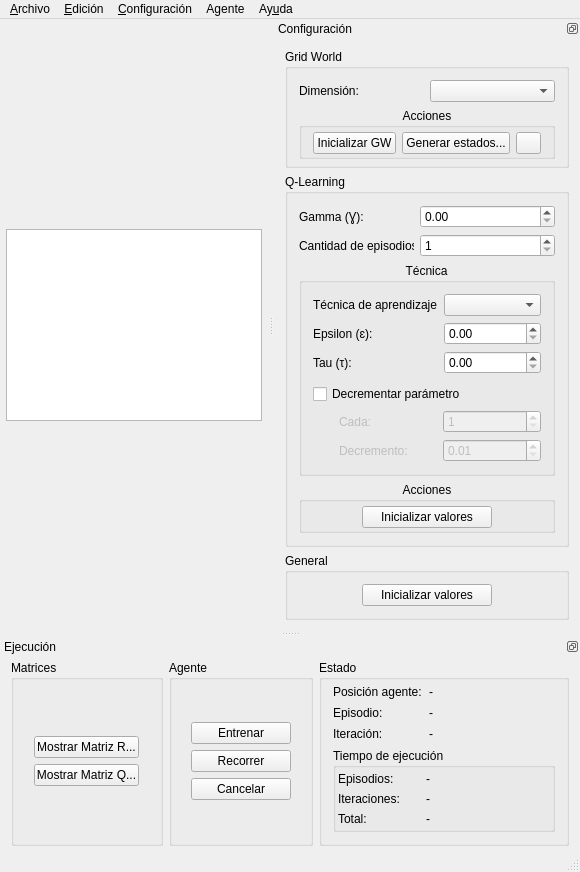
This is gui/qt/IA2013TPIRLGUI/mainwindow.ui in ssebastianj/ia2013-tpi-rl as Qt 5 draws it before an edit. The edited form follows.
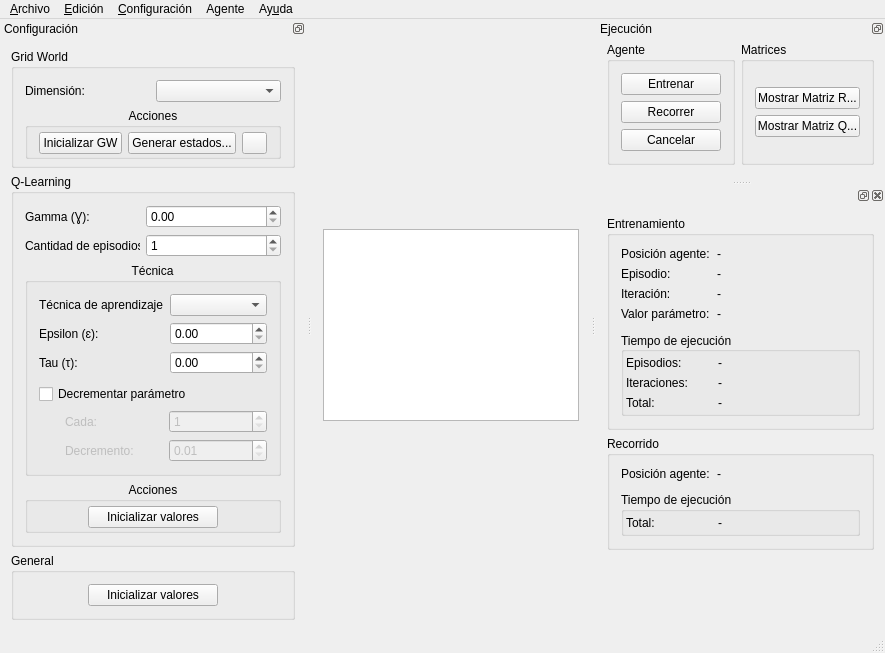
This is the edited form. Icons and pictures are not drawn.

Diff of the .ui file:
```diff
--- a/gui/qt/IA2013TPIRLGUI/mainwindow.ui
+++ b/gui/qt/IA2013TPIRLGUI/mainwindow.ui
@@ -7,8 +7,8 @@
    <rect>
     <x>0</x>
     <y>0</y>
-    <width>553</width>
-    <height>794</height>
+    <width>821</width>
+    <height>583</height>
    </rect>
   </property>
   <property name="windowTitle">
@@ -19,11 +19,8 @@
     <normaloff>:/:iconos/LogoUTN</normaloff>:/:iconos/LogoUTN</iconset>
   </property>
   <widget class="QWidget" name="centralWidget">
-   <layout class="QGridLayout" name="gridLayout_6">
-    <property name="margin">
-     <number>6</number>
-    </property>
-    <item row="0" column="1">
+   <layout class="QGridLayout" name="gridLayout_14">
+    <item row="0" column="0">
      <widget class="QTableWidget" name="tblGridWorld">
       <property name="sizePolicy">
        <sizepolicy hsizetype="Fixed" vsizetype="Fixed">
@@ -60,32 +57,6 @@
       </property>
      </widget>
     </item>
-    <item row="0" column="0">
-     <spacer name="horizontalSpacer_2">
-      <property name="orientation">
-       <enum>Qt::Horizontal</enum>
-      </property>
-      <property name="sizeHint" stdset="0">
-       <size>
-        <width>40</width>
-        <height>20</height>
-       </size>
-      </property>
-     </spacer>
-    </item>
-    <item row="0" column="2">
-     <spacer name="horizontalSpacer_5">
-      <property name="orientation">
-       <enum>Qt::Horizontal</enum>
-      </property>
-      <property name="sizeHint" stdset="0">
-       <size>
-        <width>40</width>
-        <height>20</height>
-       </size>
-      </property>
-     </spacer>
-    </item>
    </layout>
   </widget>
   <widget class="QMenuBar" name="menuBar">
@@ -93,7 +64,7 @@
     <rect>
      <x>0</x>
      <y>0</y>
-     <width>553</width>
+     <width>821</width>
      <height>21</height>
     </rect>
    </property>
@@ -159,7 +130,7 @@
     <string>Configuración</string>
    </property>
    <attribute name="dockWidgetArea">
-    <number>2</number>
+    <number>1</number>
    </attribute>
    <widget class="QWidget" name="dockWidgetContents">
     <layout class="QGridLayout" name="gridLayout_5">
@@ -681,7 +652,7 @@
     <string>Ejecución</string>
    </property>
    <attribute name="dockWidgetArea">
-    <number>8</number>
+    <number>2</number>
    </attribute>
    <widget class="QWidget" name="dockWidgetContents_4">
     <layout class="QGridLayout" name="gridLayout_20">
@@ -691,13 +662,13 @@
      <property name="bottomMargin">
       <number>4</number>
      </property>
-     <item row="0" column="0">
+     <item row="0" column="1">
       <widget class="QGroupBox" name="gbMatrices">
        <property name="title">
         <string>Matrices</string>
        </property>
        <layout class="QGridLayout" name="gridLayout_19">
-        <item row="0" column="1">
+        <item row="0" column="0">
          <layout class="QVBoxLayout" name="verticalLayout_2">
           <item>
            <widget class="QPushButton" name="btnMostrarMatrizR">
@@ -733,42 +704,16 @@
           </item>
          </layout>
         </item>
-        <item row="0" column="0">
-         <spacer name="horizontalSpacer_11">
-          <property name="orientation">
-           <enum>Qt::Horizontal</enum>
-          </property>
-          <property name="sizeHint" stdset="0">
-           <size>
-            <width>15</width>
-            <height>20</height>
-           </size>
-          </property>
-         </spacer>
-        </item>
-        <item row="0" column="2">
-         <spacer name="horizontalSpacer_12">
-          <property name="orientation">
-           <enum>Qt::Horizontal</enum>
-          </property>
-          <property name="sizeHint" stdset="0">
-           <size>
-            <width>15</width>
-            <height>20</height>
-           </size>
-          </property>
-         </spacer>
-        </item>
        </layout>
       </widget>
      </item>
-     <item row="0" column="1">
+     <item row="0" column="0">
       <widget class="QGroupBox" name="gbAgente">
        <property name="title">
         <string>Agente</string>
        </property>
        <layout class="QGridLayout" name="gridLayout_18">
-        <item row="0" column="1">
+        <item row="0" column="0">
          <layout class="QVBoxLayout" name="verticalLayout">
           <item>
            <widget class="QPushButton" name="btnEntrenar">
@@ -832,148 +777,45 @@
           </item>
          </layout>
         </item>
-        <item row="0" column="0">
-         <spacer name="horizontalSpacer_3">
-          <property name="orientation">
-           <enum>Qt::Horizontal</enum>
-          </property>
-          <property name="sizeHint" stdset="0">
-           <size>
-            <width>15</width>
-            <height>20</height>
-           </size>
-          </property>
-         </spacer>
-        </item>
-        <item row="0" column="2">
-         <spacer name="horizontalSpacer_4">
-          <property name="orientation">
-           <enum>Qt::Horizontal</enum>
-          </property>
-          <property name="sizeHint" stdset="0">
-           <size>
-            <width>15</width>
-            <height>20</height>
-           </size>
-          </property>
-         </spacer>
-        </item>
        </layout>
       </widget>
      </item>
-     <item row="0" column="2">
-      <widget class="QGroupBox" name="gbEstadoEjecucion">
-       <property name="minimumSize">
+     <item row="1" column="1">
+      <spacer name="verticalSpacer_2">
+       <property name="orientation">
+        <enum>Qt::Vertical</enum>
+       </property>
+       <property name="sizeHint" stdset="0">
         <size>
-         <width>250</width>
+         <width>0</width>
          <height>0</height>
         </size>
        </property>
+      </spacer>
+     </item>
+    </layout>
+   </widget>
+  </widget>
+  <widget class="QDockWidget" name="dockWidget_3">
+   <attribute name="dockWidgetArea">
+    <number>2</number>
+   </attribute>
+   <widget class="QWidget" name="dockWidgetContents_3">
+    <layout class="QGridLayout" name="gridLayout_15">
+     <item row="0" column="0">
+      <widget class="QGroupBox" name="gbEntrenamiento">
        <property name="title">
-        <string>Estado</string>
+        <string>Entrenamiento</string>
        </property>
        <layout class="QGridLayout" name="gridLayout_3">
-        <property name="topMargin">
-         <number>5</number>
-        </property>
-        <property name="verticalSpacing">
-         <number>7</number>
-        </property>
-        <item row="0" column="0">
-         <layout class="QHBoxLayout" name="horizontalLayout_2">
-          <item>
-           <widget class="QLabel" name="label_4">
-            <property name="sizePolicy">
-             <sizepolicy hsizetype="Fixed" vsizetype="Preferred">
-              <horstretch>0</horstretch>
-              <verstretch>0</verstretch>
-             </sizepolicy>
-            </property>
-            <property name="minimumSize">
-             <size>
-              <width>90</width>
-              <height>0</height>
-             </size>
-            </property>
-            <property name="text">
-             <string>Posición agente:</string>
-            </property>
-           </widget>
-          </item>
-          <item>
-           <widget class="QLabel" name="lblEstadoActual">
-            <property name="text">
-             <string>-</string>
-            </property>
-           </widget>
-          </item>
-         </layout>
-        </item>
-        <item row="2" column="0">
-         <layout class="QHBoxLayout" name="horizontalLayout_5">
-          <item>
-           <widget class="QLabel" name="label_9">
-            <property name="sizePolicy">
-             <sizepolicy hsizetype="Fixed" vsizetype="Preferred">
-              <horstretch>0</horstretch>
-              <verstretch>0</verstretch>
-             </sizepolicy>
-            </property>
-            <property name="minimumSize">
-             <size>
-              <width>90</width>
-              <height>0</height>
-             </size>
-            </property>
-            <property name="text">
-             <string>Iteración:</string>
-            </property>
-           </widget>
-          </item>
-          <item>
-           <widget class="QLabel" name="lblNroIteracion">
-            <property name="text">
-             <string>-</string>
-            </property>
-           </widget>
-          </item>
-         </layout>
-        </item>
-        <item row="1" column="0">
-         <layout class="QHBoxLayout" name="horizontalLayout_4">
-          <item>
-           <widget class="QLabel" name="label_7">
-            <property name="sizePolicy">
-             <sizepolicy hsizetype="Fixed" vsizetype="Preferred">
-              <horstretch>0</horstretch>
-              <verstretch>0</verstretch>
-             </sizepolicy>
-            </property>
-            <property name="minimumSize">
-             <size>
-              <width>90</width>
-              <height>0</height>
-             </size>
-            </property>
-            <property name="text">
-             <string>Episodio:</string>
-            </property>
-           </widget>
-          </item>
-          <item>
-           <widget class="QLabel" name="lblNroEpisodio">
-            <property name="text">
-             <string>-</string>
-            </property>
-           </widget>
-          </item>
-         </layout>
-        </item>
-        <item row="3" column="0">
-         <widget class="QGroupBox" name="groupBox_3">
+        <item row="5" column="0">
+         <widget class="QGroupBox" name="gbEntExecTime">
           <property name="title">
            <string>Tiempo de ejecución</string>
           </property>
+          <property name="alignment">
+           <set>Qt::AlignLeading|Qt::AlignLeft|Qt::AlignVCenter</set>
+          </property>
           <property name="flat">
            <bool>true</bool>
           </property>
@@ -1002,7 +844,7 @@
                </property>
                <property name="minimumSize">
                 <size>
-                 <width>82</width>
+                 <width>86</width>
                  <height>0</height>
                 </size>
                </property>
@@ -1038,7 +880,7 @@
                </property>
                <property name="minimumSize">
                 <size>
-                 <width>82</width>
+                 <width>86</width>
                  <height>0</height>
                 </size>
                </property>
@@ -1074,7 +916,7 @@
                </property>
                <property name="minimumSize">
                 <size>
-                 <width>82</width>
+                 <width>86</width>
                  <height>0</height>
                 </size>
                </property>
@@ -1101,11 +943,262 @@
           </layout>
          </widget>
         </item>
+        <item row="3" column="0">
+         <layout class="QHBoxLayout" name="horizontalLayout_12">
+          <item>
+           <widget class="QLabel" name="label_10">
+            <property name="sizePolicy">
+             <sizepolicy hsizetype="Fixed" vsizetype="Preferred">
+              <horstretch>0</horstretch>
+              <verstretch>0</verstretch>
+             </sizepolicy>
+            </property>
+            <property name="minimumSize">
+             <size>
+              <width>90</width>
+              <height>0</height>
+             </size>
+            </property>
+            <property name="text">
+             <string>Valor parámetro:</string>
+            </property>
+           </widget>
+          </item>
+          <item>
+           <widget class="QLabel" name="lblEntValParametro">
+            <property name="text">
+             <string>-</string>
+            </property>
+           </widget>
+          </item>
+         </layout>
+        </item>
+        <item row="1" column="0">
+         <layout class="QHBoxLayout" name="horizontalLayout_4">
+          <item>
+           <widget class="QLabel" name="label_7">
+            <property name="sizePolicy">
+             <sizepolicy hsizetype="Fixed" vsizetype="Preferred">
+              <horstretch>0</horstretch>
+              <verstretch>0</verstretch>
+             </sizepolicy>
+            </property>
+            <property name="minimumSize">
+             <size>
+              <width>90</width>
+              <height>0</height>
+             </size>
+            </property>
+            <property name="text">
+             <string>Episodio:</string>
+            </property>
+           </widget>
+          </item>
+          <item>
+           <widget class="QLabel" name="lblEntNroEpisodio">
+            <property name="text">
+             <string>-</string>
+            </property>
+           </widget>
+          </item>
+         </layout>
+        </item>
+        <item row="0" column="0">
+         <layout class="QHBoxLayout" name="horizontalLayout_2">
+          <item>
+           <widget class="QLabel" name="label_4">
+            <property name="sizePolicy">
+             <sizepolicy hsizetype="Fixed" vsizetype="Preferred">
+              <horstretch>0</horstretch>
+              <verstretch>0</verstretch>
+             </sizepolicy>
+            </property>
+            <property name="minimumSize">
+             <size>
+              <width>90</width>
+              <height>0</height>
+             </size>
+            </property>
+            <property name="text">
+             <string>Posición agente:</string>
+            </property>
+           </widget>
+          </item>
+          <item>
+           <widget class="QLabel" name="lblEntEstadoActual">
+            <property name="text">
+             <string>-</string>
+            </property>
+           </widget>
+          </item>
+         </layout>
+        </item>
+        <item row="2" column="0">
+         <layout class="QHBoxLayout" name="horizontalLayout_5">
+          <item>
+           <widget class="QLabel" name="label_9">
+            <property name="sizePolicy">
+             <sizepolicy hsizetype="Fixed" vsizetype="Preferred">
+              <horstretch>0</horstretch>
+              <verstretch>0</verstretch>
+             </sizepolicy>
+            </property>
+            <property name="minimumSize">
+             <size>
+              <width>90</width>
+              <height>0</height>
+             </size>
+            </property>
+            <property name="text">
+             <string>Iteración:</string>
+            </property>
+           </widget>
+          </item>
+          <item>
+           <widget class="QLabel" name="lblEntNroIteracion">
+            <property name="text">
+             <string>-</string>
+            </property>
+           </widget>
+          </item>
+         </layout>
+        </item>
+        <item row="4" column="0">
+         <spacer name="verticalSpacer_4">
+          <property name="orientation">
+           <enum>Qt::Vertical</enum>
+          </property>
+          <property name="sizeType">
+           <enum>QSizePolicy::Fixed</enum>
+          </property>
+          <property name="sizeHint" stdset="0">
+           <size>
+            <width>20</width>
+            <height>5</height>
+           </size>
+          </property>
+         </spacer>
+        </item>
        </layout>
       </widget>
      </item>
-     <item row="1" column="1">
-      <spacer name="verticalSpacer_2">
+     <item row="1" column="0">
+      <widget class="QGroupBox" name="gbRecorrido">
+       <property name="title">
+        <string>Recorrido</string>
+       </property>
+       <layout class="QGridLayout" name="gridLayout_16">
+        <item row="0" column="0">
+         <layout class="QHBoxLayout" name="horizontalLayout_13">
+          <item>
+           <widget class="QLabel" name="label_6">
+            <property name="sizePolicy">
+             <sizepolicy hsizetype="Fixed" vsizetype="Preferred">
+              <horstretch>0</horstretch>
+              <verstretch>0</verstretch>
+             </sizepolicy>
+            </property>
+            <property name="minimumSize">
+             <size>
+              <width>90</width>
+              <height>0</height>
+             </size>
+            </property>
+            <property name="text">
+             <string>Posición agente:</string>
+            </property>
+           </widget>
+          </item>
+          <item>
+           <widget class="QLabel" name="lblRecEstadoActual">
+            <property name="text">
+             <string>-</string>
+            </property>
+           </widget>
+          </item>
+         </layout>
+        </item>
+        <item row="2" column="0">
+         <widget class="QGroupBox" name="gbRecExecTime">
+          <property name="title">
+           <string>Tiempo de ejecución</string>
+          </property>
+          <property name="flat">
+           <bool>true</bool>
+          </property>
+          <layout class="QGridLayout" name="gridLayout_22">
+           <property name="leftMargin">
+            <number>2</number>
+           </property>
+           <property name="topMargin">
+            <number>4</number>
+           </property>
+           <property name="rightMargin">
+            <number>5</number>
+           </property>
+           <property name="bottomMargin">
+            <number>3</number>
+           </property>
+           <item row="0" column="0">
+            <layout class="QHBoxLayout" name="horizontalLayout_11">
+             <item>
+              <widget class="QLabel" name="label_16">
+               <property name="sizePolicy">
+                <sizepolicy hsizetype="Fixed" vsizetype="Preferred">
+                 <horstretch>0</horstretch>
+                 <verstretch>0</verstretch>
+                </sizepolicy>
+               </property>
+               <property name="minimumSize">
+                <size>
+                 <width>86</width>
+                 <height>0</height>
+                </size>
+               </property>
+               <property name="text">
+                <string>Total:</string>
+               </property>
+              </widget>
+             </item>
+             <item>
+              <widget class="QLabel" name="lblRecExecTimeTotal">
+               <property name="sizePolicy">
+                <sizepolicy hsizetype="Expanding" vsizetype="Preferred">
+                 <horstretch>0</horstretch>
+                 <verstretch>0</verstretch>
+                </sizepolicy>
+               </property>
+               <property name="text">
+                <string>-</string>
+               </property>
+              </widget>
+             </item>
+            </layout>
+           </item>
+          </layout>
+         </widget>
+        </item>
+        <item row="1" column="0">
+         <spacer name="verticalSpacer_5">
+          <property name="orientation">
+           <enum>Qt::Vertical</enum>
+          </property>
+          <property name="sizeType">
+           <enum>QSizePolicy::Fixed</enum>
+          </property>
+          <property name="sizeHint" stdset="0">
+           <size>
+            <width>20</width>
+            <height>5</height>
+           </size>
+          </property>
+         </spacer>
+        </item>
+       </layout>
+      </widget>
+     </item>
+     <item row="2" column="0">
+      <spacer name="verticalSpacer_3">
        <property name="orientation">
         <enum>Qt::Vertical</enum>
        </property>
```
Left out of the diff: 6 changed lines with no effect on the pictures.
